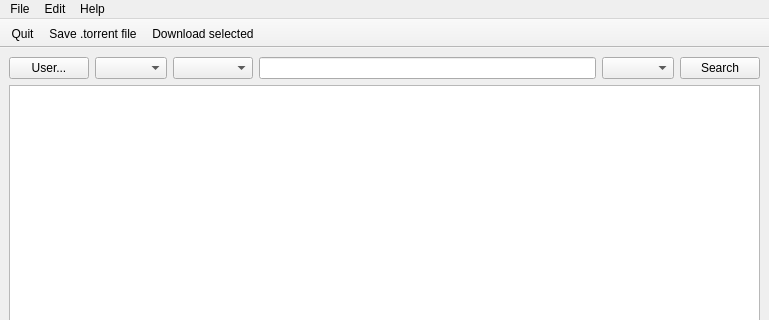
First picture: the form in resources/MainWindow.ui, repository mayudev/NyaaDesktop, before the edit; both pictures show x 0 to 769 and y 0 to 320 of the 769 by 600 pixel window.
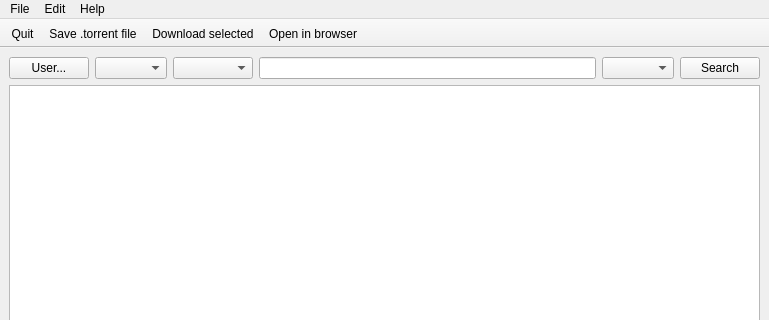
Second picture: the form after the edit. Icons and pictures are not drawn.

Commit message:
Added "Open in browser" action to toolbar
There was enough space for it

Diff of the .ui file:
```diff
--- a/resources/MainWindow.ui
+++ b/resources/MainWindow.ui
@@ -242,6 +242,7 @@
    <addaction name="actionQuit"/>
    <addaction name="actionSave_torrent_file"/>
    <addaction name="actionDownload"/>
+   <addaction name="actionOpen_in_browser"/>
   </widget>
   <action name="actionQuit">
    <property name="icon">
```
The commit also changes 1 other file.
